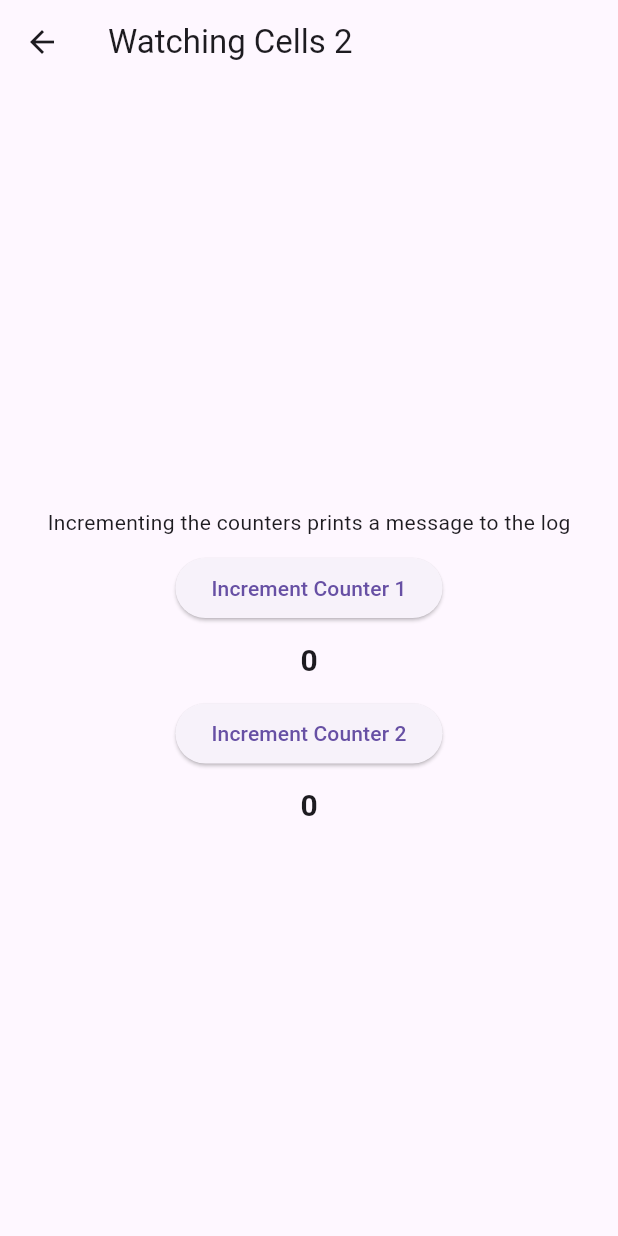
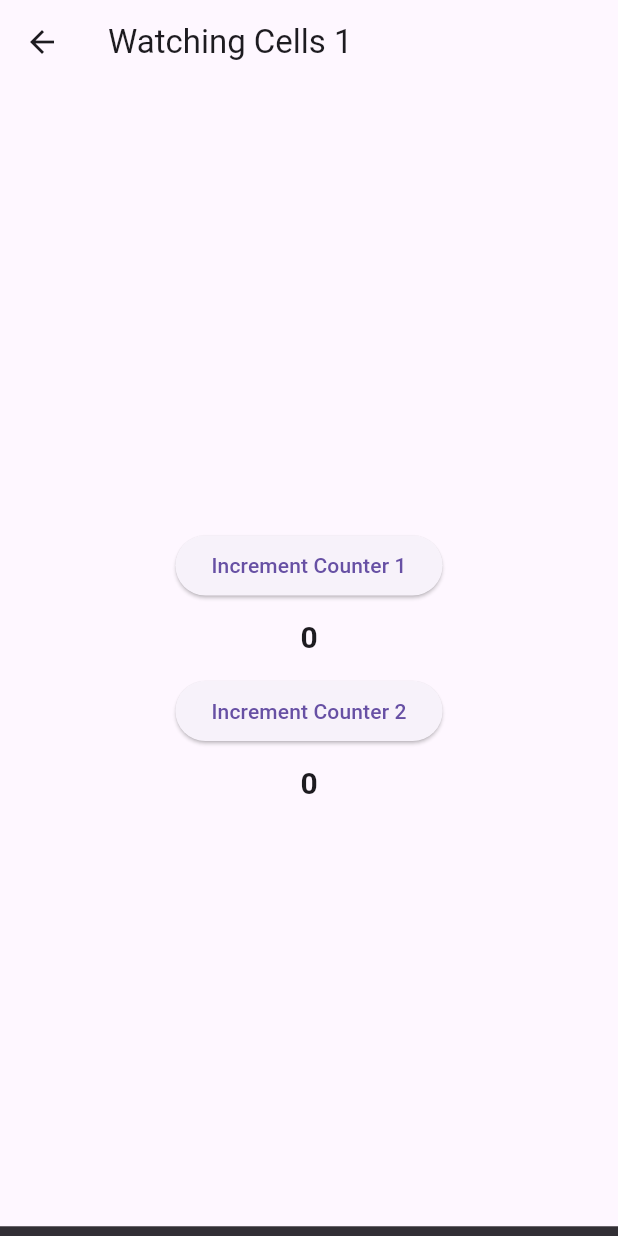
Before and after one commit to alex-gutev/live_cells, a Flutter app: the screen it shows after launch, after a tap on "Watching Cells 2", on a phone screen of 412 x 824 dp. Run offline on Flutter 3.47's test engine with Material 3 defaults, Android fonts, the phone set to English and light mode, and no system bars.

Commit message:
Update dependencies of live_cells and update example.

```diff
--- a/live_cells/example/lib/demos/cell_restoration_demo.dart
+++ b/live_cells/example/lib/demos/cell_restoration_demo.dart
@@ -36,8 +36,8 @@ class RadioValueCoder implements CellValueCoder {
 }
 
 class CellRestorationDemo extends StaticWidget {
-  @override
-  String get restorationId => 'cell_restoration_demo';
+  const CellRestorationDemo({super.key}) :
+    super(restorationId: 'cell_restoration_demo');
 
   @override
   Widget build(BuildContext context) {
--- a/live_cells/example/lib/demos/watch_demo2.dart
+++ b/live_cells/example/lib/demos/watch_demo2.dart
@@ -5,33 +5,39 @@ import 'package:live_cells/live_cells.dart';
 ///
 /// NOTE: This example uses CellWidget and the watch method instead of
 /// ValueCell.watch.
-class WatchDemo2 extends CellWidget with CellInitializer {
+class WatchDemo2 extends StatelessWidget {
   @override
   Widget build(BuildContext context) {
-    final counter1 = cell(() => MutableCell(0));
-    final counter2 = cell(() => MutableCell(0));
+    return Scaffold(
+      appBar: AppBar(
+        title: const Text('Watching Cells 1'),
+      ),
+      body: Padding(
+        padding: const EdgeInsets.all(10.0),
+        child: Center(
+          child: CellWidget.builder((context) {
+            final counter1 = context.cell(() => MutableCell(0));
+            final counter2 = context.cell(() => MutableCell(0));
 
             // Register a watch function to be called when the values of counter1 and
             // counter2 change.
             //
             // NOTE: Unlike in the previous example, this watch function is automatically
             // removed once the widget is removed from the tree.
-    watch(() {
-      print('Counters incremented to: ${counter1()}, ${counter2()}');
+            context.watch(() {
+              final snackbar = SnackBar(
+                content: Text('Counters incremented to: ${counter1()}, ${counter2()}'),
+                duration: Duration(milliseconds: 500),
+              );
+
+              WidgetsBinding.instance.addPostFrameCallback((timeStamp) {
+                ScaffoldMessenger.of(context).showSnackBar(snackbar);
+              });
             });
 
-    return Scaffold(
-      appBar: AppBar(
-        title: const Text('Watching Cells 2'),
-      ),
-      body: Padding(
-        padding: const EdgeInsets.all(10.0),
-        child: Center(
-          child: Column(
+            return Column(
               mainAxisAlignment: MainAxisAlignment.center,
               children: [
-              const SizedBox(height: 10),
-              const Text('Incrementing the counters prints a message to the log'),
                 const SizedBox(height: 10),
                 ElevatedButton(
                   child: const Text('Increment Counter 1'),
@@ -59,7 +65,8 @@ class WatchDemo2 extends CellWidget with CellInitializer {
                     )
                 ))
               ],
-          ),
+            );
+          }),
         ),
       ),
     );
--- a/live_cells/example/lib/main.dart
+++ b/live_cells/example/lib/main.dart
@@ -1,5 +1,6 @@
 import 'package:flutter/material.dart';
 
+import 'demos/async_demo.dart';
 import 'demos/cell_text_field_demo1.dart';
 import 'demos/cell_text_field_demo2.dart';
 import 'demos/counter_demo.dart';
@@ -223,6 +224,14 @@ class MyHomePage extends StatelessWidget {
                         },
                       ),
                       ElevatedButton(
+                        child: const Text('Asynchronous Cells'),
+                        onPressed: () {
+                          Navigator.push(context, MaterialPageRoute(
+                              builder: (context) => AsyncDemo()
+                          ));
+                        },
+                      ),
+                      ElevatedButton(
                         child: const Text('ValueCell Subclass 1'),
                         onPressed: () {
                           Navigator.push(context, MaterialPageRoute(
--- a/live_cells/pubspec.yaml
+++ b/live_cells/pubspec.yaml
@@ -11,8 +11,8 @@ environment:
 
 dependencies:
   live_cell_annotations: ^0.4.0
-  live_cells_core: ^0.13.0
-  live_cell_widgets: ^0.3.0
+  live_cells_core: ^0.14.0
+  live_cell_widgets: ^0.3.1
 
   flutter:
     sdk: flutter
```
Also changed, not shown: live_cells/example/lib/demos/async_demo.dart (added, +62 -0 lines), live_cells/example/lib/demos/error_handling_demo2.dart (+21 -4 lines), live_cells/example/lib/demos/watch_demo1.dart (+31 -18 lines). Lines whose indentation alone changed are shown as unchanged.
